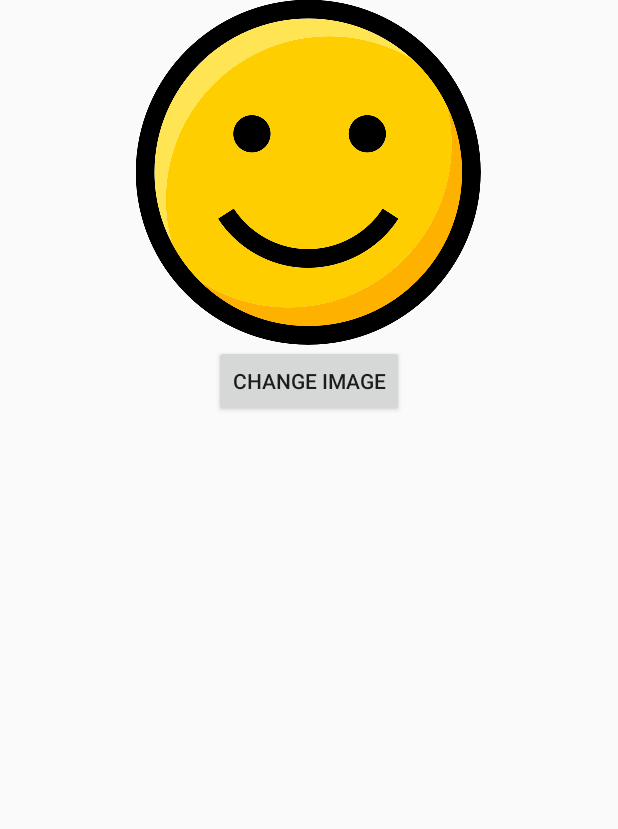
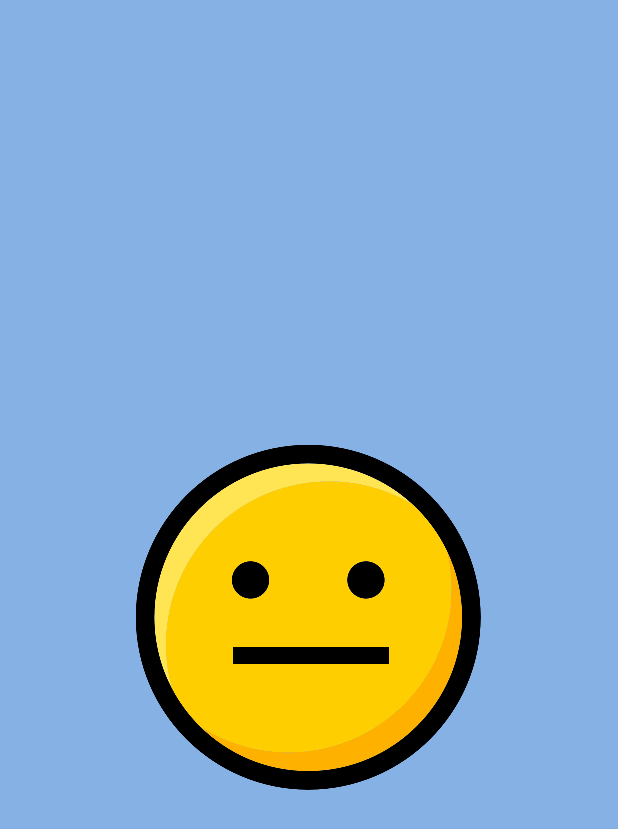
Before and after one commit to inveders/MoodTracker, an Android app: the screen it shows after launch (MainActivity), on a phone screen of 412 x 824 dp. Shown: the top 829 px of the screen. Run offline under Robolectric (Android 15) with nearby library versions, the phone set to English and light mode, and no system bars.

Commit message:
Images are showing with the good background. Bug during the swipe.

```diff
--- a/app/src/main/res/layout/activity_main.xml
+++ b/app/src/main/res/layout/activity_main.xml
@@ -1,10 +1,14 @@
 <?xml version="1.0" encoding="utf-8"?>
 <LinearLayout
     xmlns:android="http://schemas.android.com/apk/res/android"
+    android:id="@+id/linearlayout"
     android:layout_width="match_parent"
-    android:layout_height="wrap_content"
+    android:layout_height="match_parent"
     android:gravity="center"
-    android:orientation="vertical">
+    android:orientation="vertical"
+    android:background="#a5468ad9"
+    >
+
 
 
     <ImageView
@@ -16,10 +20,5 @@
 
         />
 
-    <Button
-        android:id="@+id/btnChangeImage"
-        android:layout_width="wrap_content"
-        android:layout_height="wrap_content"
-        android:text="Change Image" />
 
 </LinearLayout>
```
Also changed, not shown: app/src/main/java/com/mood/gnimadi/alexandra/moodtracker/Controller/MainActivity.java (+32 -27 lines).
